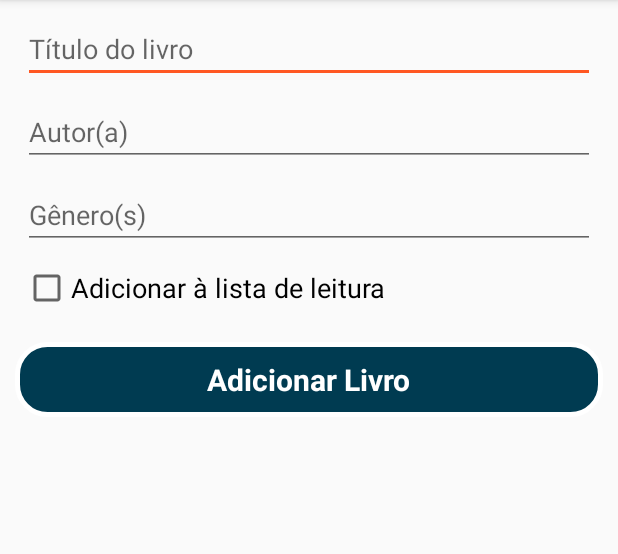
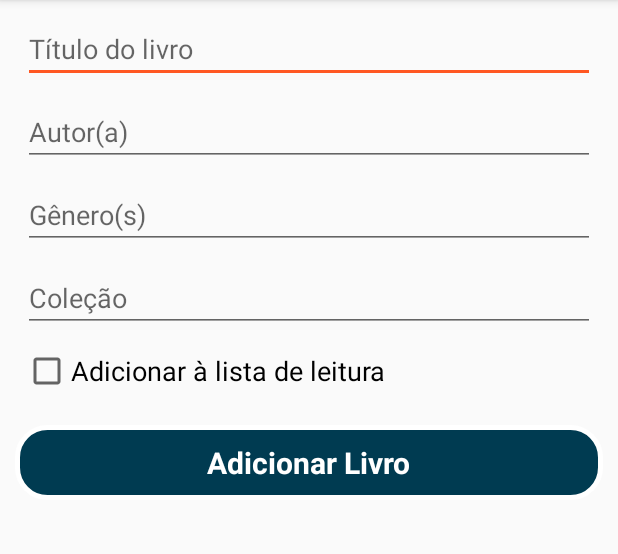
Before and after one commit to gustavolandi/books, an Android app: the AddBookActivity screen opened directly, with no data from a screen before it, on a phone screen of 412 x 824 dp, the part 84-638 px from its top. Run offline under Robolectric (Android 15) with nearby library versions, the phone set to English and light mode, and no system bars.

Commit message:
adicionando collection na base e adicao de collection ao salvar livro

```diff
--- a/app/src/main/java/br/com/landi/books/model/Models.kt
+++ b/app/src/main/java/br/com/landi/books/model/Models.kt
@@ -2,7 +2,7 @@ package br.com.landi.books.model
 
 import br.com.landi.books.types.StatusRead
 
-data class Book(val id: Long, val title: String?, val authorName: String?, val registerDate : String?, val genreList : MutableList<String> = mutableListOf(), val readList: MutableList<Read> = mutableListOf()) {
+data class Book(val id: Long, val title: String?, val authorName: String?, val registerDate : String?, val genreList : MutableList<String> = mutableListOf(), val readList: MutableList<Read> = mutableListOf(), val collectionName : String = "") {
 }
 
 data class Read(val id: Long = 0, val titleBook : String? = "", val authorName: String? = "", val idBook: Long = 0, val startedDate : String?, val finishedDate : String?, val status : StatusRead, val genreList : MutableList<String> = mutableListOf()) {
--- a/app/src/main/java/br/com/landi/books/utils/Utils.kt
+++ b/app/src/main/java/br/com/landi/books/utils/Utils.kt
@@ -19,6 +19,7 @@ class Utils {
         const val BOOK_READ_LIST = "bookReadList"
         const val BOOK_DATE_STARTED = "bookDateStarted"
         const val BOOK_DATE_END = "bookDateEnd"
+        const val BOOK_COLLECTION = "bookCollection"
         const val BOOK_READ_UPDATE = "BOOK_READ_UPDATE"
         const val DATE_FORMAT = "dd/MM/yyyy"
         const val NO_FILTER = "Sem filtro"
--- a/app/src/main/res/layout/activity_add_book.xml
+++ b/app/src/main/res/layout/activity_add_book.xml
@@ -35,12 +35,22 @@
         android:layout_marginRight="15dp"
         android:hint="Gênero(s)"/>
 
+    <AutoCompleteTextView
+        android:layout_width="match_parent"
+        android:layout_height="wrap_content"
+        android:id="@+id/edtCollectionName"
+        android:layout_marginTop="10dp"
+        android:layout_below="@+id/edtGenre"
+        android:layout_marginLeft="15dp"
+        android:layout_marginRight="15dp"
+        android:hint="Coleção"/>
+
     <CheckBox
         android:layout_width="match_parent"
         android:layout_height="wrap_content"
         android:id="@+id/cbAddToReadList"
         android:layout_marginTop="10dp"
-        android:layout_below="@+id/edtGenre"
+        android:layout_below="@+id/edtCollectionName"
         android:layout_marginLeft="15dp"
         android:layout_marginRight="15dp"
         android:checked="false"
```
Also changed, not shown: app/src/main/java/br/com/landi/books/activity/AddBookActivity.kt (+20 -1 lines), app/src/main/java/br/com/landi/books/activity/MainActivity.kt (+7 -5 lines), app/src/main/java/br/com/landi/books/repository/SQLiteHelper.kt (+44 -5 lines).
